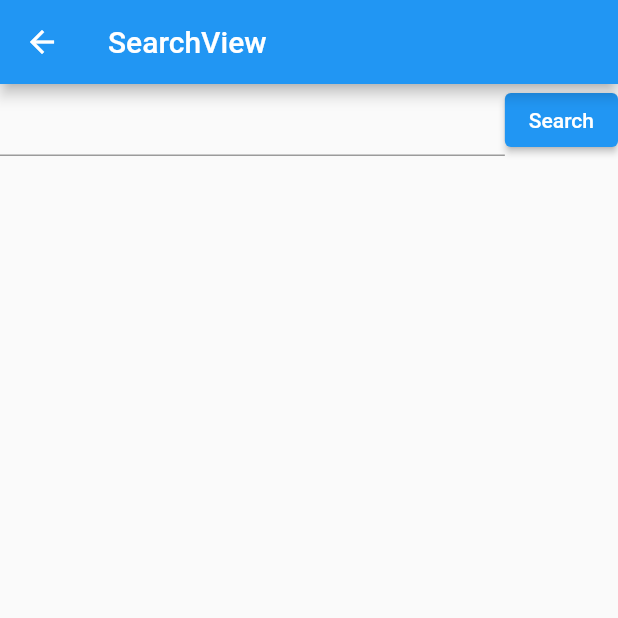
After one commit to yoehwan/flutter_todo, a Flutter app: the SearchView screen opened directly, after a tap on "Search", on a phone screen of 412 x 824 dp, the top half of it. The commit adds this screen. Run offline on Flutter 3.47's test engine with Material 2 defaults, Android fonts, the phone set to English and light mode, and no system bars; our stand-ins replace bloc, equatable, flutter_bloc.

Commit message:
:sparkles: Update Feature (Search Todo)

```diff
--- /dev/null
+++ b/lib/bloc/search_bloc/search_bloc.dart
@@ -0,0 +1,38 @@
+library search_bloc;
+
+import 'dart:async';
+
+import 'package:bloc/bloc.dart';
+import 'package:equatable/equatable.dart';
+import 'package:flutter_todo/model/todo.dart';
+import 'package:flutter_todo/repo/todo_impl.dart';
+import 'package:flutter_todo/use_case/use_case_search.dart';
+
+part 'search_state.dart';
+part 'search_event.dart';
+
+class SearchBloc extends Bloc<SearchEvent, SearchState> {
+  SearchBloc() : super(SearchState()) {
+    on<TodoSearchStarted>(_started);
+    on<TodoSearched>(_search);
+  }
+
+  final SearchUseCase useCase = SearchUseCase(TodoImpl());
+
+  Future<FutureOr<void>> _started(TodoSearchStarted event, Emitter<SearchState> emit) async {
+   await emit.forEach<List<Todo>>(
+      useCase.searhList(),
+      onData: (data) {
+        return state.copyWith(
+          status: SearchStatus.success,
+          result: data,
+        );
+      },
+    );
+  }
+
+  FutureOr<void> _search(TodoSearched event, Emitter<SearchState> emit) async {
+    emit(state.copyWith(status: SearchStatus.loading));
+    await useCase.search(event.query);
+  }
+}
--- /dev/null
+++ b/lib/bloc/search_bloc/search_event.dart
@@ -0,0 +1,10 @@
+part of search_bloc;
+
+abstract class SearchEvent {}
+
+class TodoSearchStarted extends SearchEvent {}
+
+class TodoSearched extends SearchEvent {
+  TodoSearched(this.query);
+  final String query;
+}
--- /dev/null
+++ b/lib/bloc/search_bloc/search_state.dart
@@ -0,0 +1,30 @@
+part of search_bloc;
+
+enum SearchStatus {
+  initial,
+  loading,
+  success,
+  failure,
+}
+
+class SearchState extends Equatable {
+  SearchState({
+    this.status = SearchStatus.initial,
+    List<Todo>? result,
+  }) : result = result ?? [];
+  final SearchStatus status;
+  final List<Todo> result;
+
+  @override
+  List<Object?> get props => [status, result];
+
+  SearchState copyWith({
+    SearchStatus? status,
+    List<Todo>? result,
+  }) {
+    return SearchState(
+      status: status ?? this.status,
+      result: result ?? this.result,
+    );
+  }
+}
--- a/lib/repo/todo_impl.dart
+++ b/lib/repo/todo_impl.dart
@@ -1,32 +1,29 @@
 import 'dart:async';
 
+import 'package:flutter_todo/data/database/tmp_database.dart';
 import 'package:flutter_todo/repo/todo_repo.dart';
 
 class TodoImpl implements TodoRepo {
-  final Map<dynamic, dynamic> _tmpDBList = {};
+  final TmpDataBase dataBase = TmpDataBase();
 
-  final StreamController<List<dynamic>> _todoListController =
-      StreamController();
+  @override
+  Future init() async {}
 
-  void _notifyStream() {
-    _todoListController.add(_tmpDBList.values.toList());
+  @override
+  Stream<DataEvent> stream() {
+    return dataBase.stream();
   }
 
   @override
-  Future init() async {
-    _notifyStream();
-  }
-
-  @override
-  Stream<List> todoList() {
-    return _todoListController.stream;
+  List<dynamic> todoList() {
+    final list = dataBase.dataList;
+    return list;
   }
 
   @override
   Future<bool> updateTodo(dynamic index, data) async {
     try {
-      _tmpDBList[index] = data;
-      _notifyStream();
+      dataBase.update(index, data);
       return true;
     } catch (e) {
       print(e);
@@ -37,8 +34,7 @@ class TodoImpl implements TodoRepo {
   @override
   Future<bool> removeTodo(dynamic index) async {
     try {
-      _tmpDBList.remove(index);
-      _notifyStream();
+      dataBase.remove(index);
       return true;
     } catch (e) {
       print(e);
--- a/lib/repo/todo_repo.dart
+++ b/lib/repo/todo_repo.dart
@@ -1,9 +1,13 @@
+import 'package:flutter_todo/data/database/tmp_database.dart';
+
 abstract class TodoRepo {
   Future init();
 
-  Stream<List<dynamic>> todoList();
+  List<dynamic> todoList();
 
   Future<bool> updateTodo(dynamic index, dynamic data);
 
   Future<bool> removeTodo(dynamic index);
+
+  Stream<DataEvent> stream();
 }
--- /dev/null
+++ b/lib/use_case/use_case_search.dart
@@ -0,0 +1,30 @@
+import 'dart:async';
+
+import 'package:flutter_todo/model/todo.dart';
+import 'package:flutter_todo/repo/todo_repo.dart';
+
+class SearchUseCase {
+  SearchUseCase(this.repo);
+  final TodoRepo repo;
+
+  final StreamController<List<Todo>> _streamController =
+      StreamController.broadcast();
+
+  Stream<List<Todo>> searhList() {
+    return _streamController.stream;
+  }
+
+  Future search(String query) async {
+    final List<Todo> todoList =
+        repo.todoList().map((e) => Todo.fromMap(e)).toList();
+    final List<Todo> resultList = [];
+
+    for (final item in todoList) {
+      if (item.title.contains(query) || item.desc.contains(query)) {
+        resultList.add(item);
+      }
+    }
+    print(resultList);
+    _streamController.add(resultList);
+  }
+}
--- a/lib/use_case/use_case_todo.dart
+++ b/lib/use_case/use_case_todo.dart
@@ -6,9 +6,9 @@ class TodoUseCase {
   final TodoRepo repo;
 
   Stream<List<Todo>> todoList() {
-    return repo
-        .todoList()
-        .map((list) => list.map((item) => Todo.fromMap(item)).toList());
+    return repo.stream().map((event) {
+      return repo.todoList().map((e) => Todo.fromMap(e)).toList();
+    });
   }
 
   Future<bool> updateTodo(Todo todo) async {
--- /dev/null
+++ b/lib/view/search_view/search_view.dart
@@ -0,0 +1,80 @@
+import 'package:flutter/material.dart';
+import 'package:flutter_bloc/flutter_bloc.dart';
+import 'package:flutter_todo/bloc/search_bloc/search_bloc.dart';
+import 'package:flutter_todo/widget/todo_list_tile.dart';
+
+class SearchView extends StatelessWidget {
+  const SearchView({Key? key}) : super(key: key);
+
+  static MaterialPageRoute route() {
+    return MaterialPageRoute(
+      builder: (_) {
+        return BlocProvider(
+          create: (_) => SearchBloc()..add(TodoSearchStarted()),
+          child: const SearchView(),
+        );
+      },
+    );
+  }
+
+  AppBar appBar() {
+    return AppBar(
+      title: Text("SearchView"),
+    );
+  }
+
+  Widget searchTextField() {
+    final TextEditingController searchController = TextEditingController();
+    return Row(
+      children: [
+        Expanded(
+          child: TextField(
+            controller: searchController,
+          ),
+        ),
+        BlocBuilder<SearchBloc, SearchState>(
+          builder: (context, state) {
+            return ElevatedButton(
+              onPressed: () {
+                BlocProvider.of<SearchBloc>(context)
+                    .add(TodoSearched(searchController.text));
+              },
+              child: Text("Search"),
+            );
+          },
+        )
+      ],
+    );
+  }
+
+  Widget searchListView() {
+    return BlocBuilder<SearchBloc, SearchState>(
+      buildWhen: (pre, curr) {
+        return pre != curr || curr.status == SearchStatus.success;
+      },
+      builder: (context, state) {
+        final list = state.result;
+        return ListView.builder(
+            itemCount: list.length,
+            itemBuilder: (_, index) {
+              return TodoListTile(
+                todo: list[index],
+              );
+            });
+      },
+    );
+  }
+
+  @override
+  Widget build(BuildContext context) {
+    return Scaffold(
+      appBar: appBar(),
+      body: Column(
+        children: [
+          searchTextField(),
+          Expanded(child: searchListView()),
+        ],
+      ),
+    );
+  }
+}
```
Also changed, not shown: lib/bloc/todo_bloc/todo_bloc.dart (+3 -16 lines), lib/data/database/tmp_database.dart (added, +39 -0 lines), lib/view/home_view/home_view.dart (+16 -13 lines), lib/widget/todo_list_tile.dart (added, +30 -0 lines).
